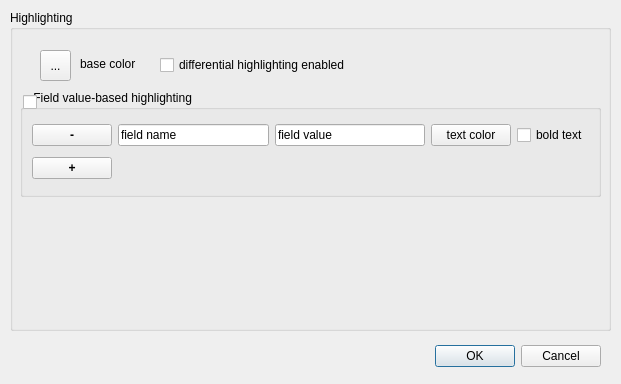
Above: highlighting_settings.ui from kr0st/fpgui before the change. Below: the same form after it.
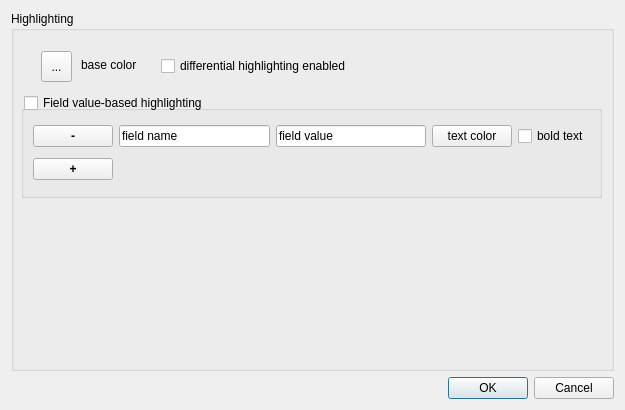
That is the form after the change.

Commit message: FPGUI-2: highlighting / add button dummy behavior implemented

```diff
--- a/highlighting_settings.ui
+++ b/highlighting_settings.ui
@@ -6,8 +6,8 @@
    <rect>
     <x>0</x>
     <y>0</y>
-    <width>621</width>
-    <height>384</height>
+    <width>625</width>
+    <height>410</height>
    </rect>
   </property>
   <property name="sizePolicy">
@@ -19,31 +19,9 @@
   <property name="windowTitle">
    <string>Highlighting settings</string>
   </property>
-  <widget class="QDialogButtonBox" name="buttonBox">
-   <property name="geometry">
-    <rect>
-     <x>260</x>
-     <y>340</y>
-     <width>341</width>
-     <height>32</height>
-    </rect>
-   </property>
-   <property name="orientation">
-    <enum>Qt::Horizontal</enum>
-   </property>
-   <property name="standardButtons">
-    <set>QDialogButtonBox::Cancel|QDialogButtonBox::Ok</set>
-   </property>
-  </widget>
+  <layout class="QVBoxLayout" name="verticalLayout">
+   <item>
   <widget class="QGroupBox" name="group_highlight">
-   <property name="geometry">
-    <rect>
-     <x>10</x>
-     <y>10</y>
-     <width>601</width>
-     <height>321</height>
-    </rect>
-   </property>
    <property name="font">
     <font>
      <weight>50</weight>
@@ -69,7 +47,7 @@
      </font>
     </property>
     <property name="title">
-     <string>    Field value-based highlighting</string>
+       <string>                          -</string>
     </property>
     <layout class="QGridLayout" name="gridLayout">
      <item row="1" column="4">
@@ -172,15 +150,27 @@
      <rect>
       <x>13</x>
       <y>82</y>
-      <width>151</width>
+        <width>291</width>
       <height>20</height>
      </rect>
     </property>
     <property name="text">
-     <string/>
+       <string>Field value-based highlighting</string>
     </property>
    </widget>
   </widget>
+   </item>
+   <item>
+    <widget class="QDialogButtonBox" name="buttonBox">
+     <property name="orientation">
+      <enum>Qt::Horizontal</enum>
+     </property>
+     <property name="standardButtons">
+      <set>QDialogButtonBox::Cancel|QDialogButtonBox::Ok</set>
+     </property>
+    </widget>
+   </item>
+  </layout>
  </widget>
  <tabstops>
   <tabstop>button_base_color</tabstop>
```
Lines whose indentation alone changed are shown as unchanged. The commit also changes 2 other files.
